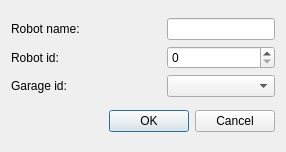
Qt form prj/src/logistic_system/ui/AddRobotDialog.ui (ZbigniewLogisticsINC/Projekt) before a commit.
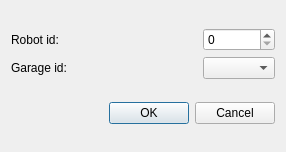
The same form after that commit.

What changed in the file:
```diff
--- a/prj/src/logistic_system/ui/AddRobotDialog.ui
+++ b/prj/src/logistic_system/ui/AddRobotDialog.ui
@@ -16,37 +16,14 @@
   <layout class="QVBoxLayout" name="verticalLayout">
    <item>
     <layout class="QGridLayout" name="gridLayout">
-     <item row="0" column="0">
-      <widget class="QLabel" name="label">
-       <property name="text">
-        <string>Robot name:</string>
-       </property>
-      </widget>
-     </item>
-     <item row="0" column="4">
-      <widget class="QLineEdit" name="lineEdit"/>
-     </item>
-     <item row="2" column="0">
+     <item row="1" column="0">
       <widget class="QLabel" name="label_2">
        <property name="text">
         <string>Robot id:</string>
        </property>
       </widget>
      </item>
-     <item row="0" column="3">
-      <spacer name="horizontalSpacer_2">
-       <property name="orientation">
-        <enum>Qt::Horizontal</enum>
-       </property>
-       <property name="sizeHint" stdset="0">
-        <size>
-         <width>40</width>
-         <height>20</height>
-        </size>
-       </property>
-      </spacer>
-     </item>
-     <item row="2" column="3">
+     <item row="1" column="3">
       <spacer name="horizontalSpacer">
        <property name="orientation">
         <enum>Qt::Horizontal</enum>
@@ -59,17 +36,17 @@
        </property>
       </spacer>
      </item>
-     <item row="2" column="4">
+     <item row="1" column="4">
       <widget class="QSpinBox" name="spinBox"/>
      </item>
-     <item row="3" column="0">
+     <item row="2" column="0">
       <widget class="QLabel" name="label_3">
        <property name="text">
         <string>Garage id:</string>
        </property>
       </widget>
      </item>
-     <item row="3" column="4">
+     <item row="2" column="4">
       <widget class="QComboBox" name="comboBox"/>
      </item>
     </layout>
```
